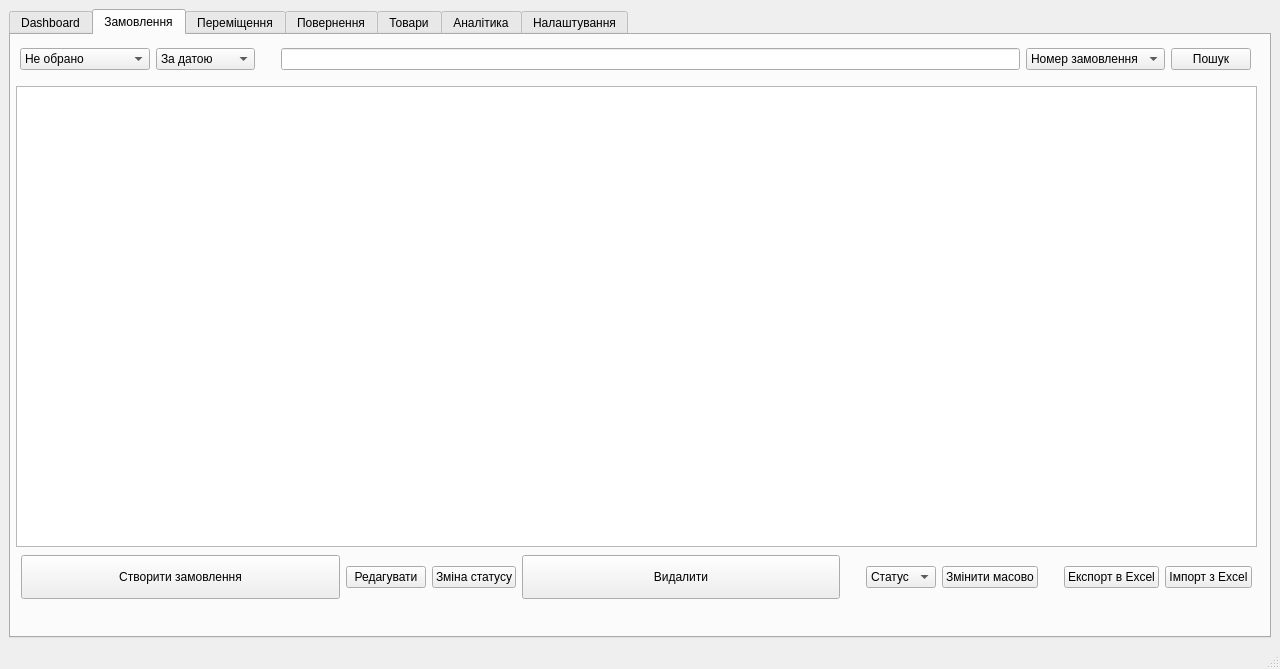
Above: ui/wms.ui from mrLevin778/StoreHub before the change. Below: the same form after it.
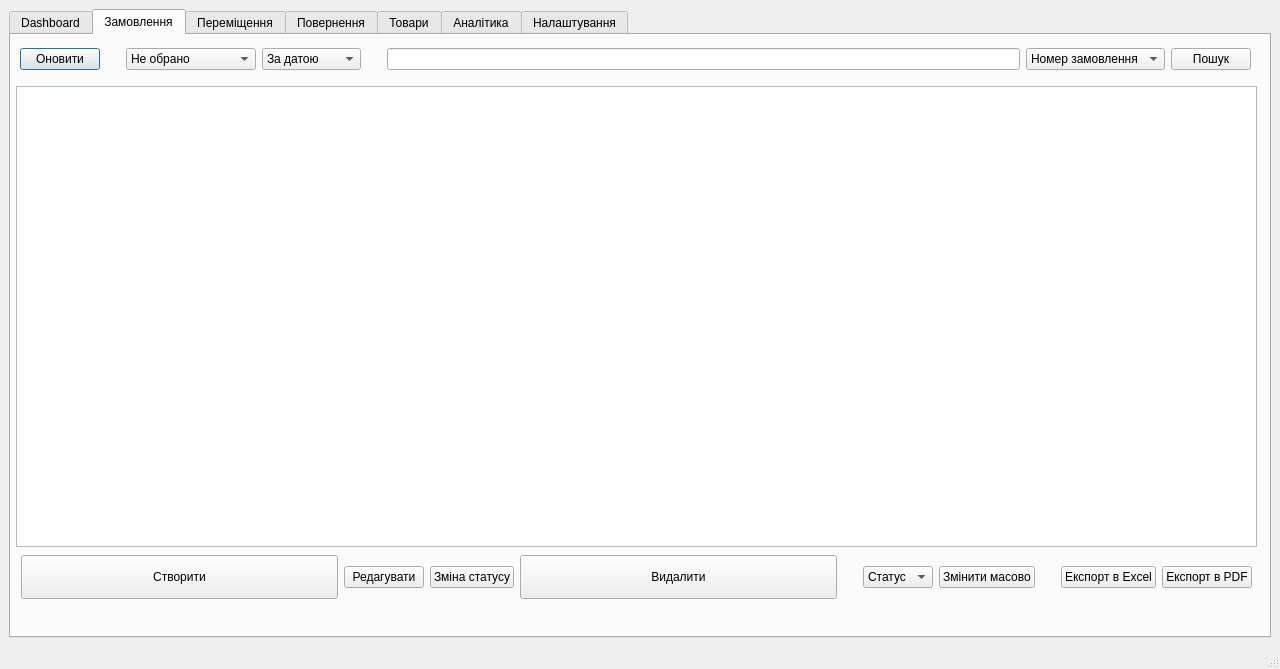
That is the form after the change.

The edit to the form file:
```diff
--- a/ui/wms.ui
+++ b/ui/wms.ui
@@ -38,9 +38,27 @@
       <property name="layoutDirection">
        <enum>Qt::LayoutDirection::LeftToRight</enum>
       </property>
+      <property name="tabPosition">
+       <enum>QTabWidget::TabPosition::North</enum>
+      </property>
+      <property name="tabShape">
+       <enum>QTabWidget::TabShape::Rounded</enum>
+      </property>
       <property name="currentIndex">
        <number>1</number>
       </property>
+      <property name="elideMode">
+       <enum>Qt::TextElideMode::ElideLeft</enum>
+      </property>
+      <property name="usesScrollButtons">
+       <bool>false</bool>
+      </property>
+      <property name="documentMode">
+       <bool>false</bool>
+      </property>
+      <property name="tabBarAutoHide">
+       <bool>true</bool>
+      </property>
       <widget class="QWidget" name="dashboard_tab">
        <attribute name="title">
         <string>Dashboard</string>
@@ -442,7 +460,7 @@
             </sizepolicy>
            </property>
            <property name="text">
-            <string>Створити замовлення</string>
+            <string>Створити</string>
            </property>
            <property name="checkable">
             <bool>false</bool>
@@ -540,7 +558,7 @@
          <item>
           <widget class="QPushButton" name="import_orders_excel_btn">
            <property name="text">
-            <string>Імпорт з Excel</string>
+            <string>Експорт в PDF</string>
            </property>
           </widget>
          </item>
@@ -556,6 +574,32 @@
          </rect>
         </property>
         <layout class="QHBoxLayout" name="horizontalLayout_5">
+         <item>
+          <widget class="QPushButton" name="refresh_orders_btn">
+           <property name="text">
+            <string>Оновити</string>
+           </property>
+           <property name="autoDefault">
+            <bool>false</bool>
+           </property>
+           <property name="default">
+            <bool>true</bool>
+           </property>
+          </widget>
+         </item>
+         <item>
+          <spacer name="verticalSpacer_4">
+           <property name="orientation">
+            <enum>Qt::Orientation::Vertical</enum>
+           </property>
+           <property name="sizeHint" stdset="0">
+            <size>
+             <width>20</width>
+             <height>40</height>
+            </size>
+           </property>
+          </spacer>
+         </item>
          <item>
           <widget class="QComboBox" name="status_filter_cbx">
            <property name="currentText">
```
Left out of the diff: 5 changed lines with no effect on the pictures.
